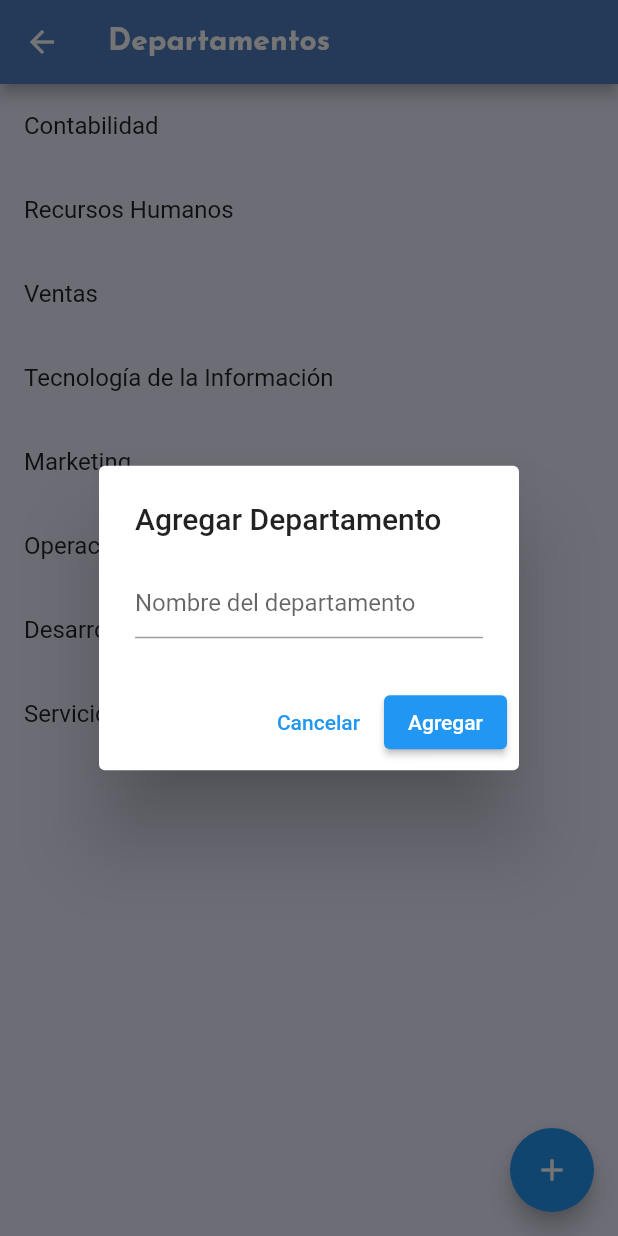
After one commit to Avilanthony/NetgoRRHH, a Flutter app: the DepartamentViewScreen screen opened directly, after a tap on the "add" icon, on a phone screen of 412 x 824 dp. The commit adds this screen. Run offline on Flutter 3.47's test engine with Material 2 defaults, Android fonts, the phone set to English and light mode, and no system bars; our stand-ins replace dotted_border, google_fonts, google_nav_bar, iconsax, image_cropper, image_picker and 1 more; missing offline and left inert: syncfusion_flutter_pdfviewer, ticket_widget.

Commit message:
actualización de algunas pantallas

```diff
--- a/lib/login.dart
+++ b/lib/login.dart
@@ -21,13 +21,13 @@ class LoginPage extends StatelessWidget {
 
         resizeToAvoidBottomInset: false, //PARA QUE CUANDO SE ABRA EL TECLADO NO EXISTA OVERFLOW
 
-        backgroundColor: Colors.white,
+        backgroundColor: const Color.fromARGB(255, 236, 237, 255),
 
         appBar: AppBar(
 
           elevation: 0,
           systemOverlayStyle: SystemUiOverlayStyle(statusBarBrightness: Brightness.light),
-          backgroundColor: Colors.white,
+          backgroundColor: const Color.fromARGB(255, 236, 237, 255),
 
           leading: IconButton(
             onPressed: () {
--- a/lib/main.dart
+++ b/lib/main.dart
@@ -18,7 +18,7 @@ class HomePage extends StatelessWidget {
   Widget build(BuildContext context) {
 
     return Scaffold(
-
+      backgroundColor: const Color.fromARGB(255, 236, 237, 255),
       body: SafeArea(
 
         child: Container(
--- a/lib/screens/constancia.dart
+++ b/lib/screens/constancia.dart
@@ -39,6 +39,7 @@ class _ConstanciaSolicitudScreenState extends State<ConstanciaPdfViewerScreen> {
           textAlign: TextAlign.center,
         ),
       ),
+      backgroundColor: const Color.fromARGB(255, 236, 237, 255),
       body: Padding(
         padding: const EdgeInsets.only(left: 15, right: 15, top: 30),
         child: Column(
--- /dev/null
+++ b/lib/screens/departamentos.dart
@@ -0,0 +1,93 @@
+import 'package:flutter/material.dart';
+import 'package:google_fonts/google_fonts.dart';
+
+class DepartamentViewScreen extends StatefulWidget {
+  const DepartamentViewScreen({Key? key}) : super(key: key);
+
+  @override
+  // ignore: library_private_types_in_public_api
+  _DepartamentViewScreen createState() => _DepartamentViewScreen();
+}
+
+class _DepartamentViewScreen extends State<DepartamentViewScreen> {
+  List<String> departments = [
+    'Contabilidad',
+    'Recursos Humanos',
+    'Ventas',
+    'Tecnología de la Información',
+    'Marketing',
+    'Operaciones',
+    'Desarrollo de Productos',
+    'Servicio al Cliente'
+  ];
+
+  @override
+  Widget build(BuildContext context) {
+    return Scaffold(
+      appBar: AppBar(
+        backgroundColor: const Color.fromARGB(255, 81, 124, 193),
+        title: Text.rich(
+          TextSpan(
+              text: 'Departamentos',
+              style: GoogleFonts.josefinSans(
+                  fontSize: 20, fontWeight: FontWeight.bold)),
+          textAlign: TextAlign.center,
+        ),
+      ),
+      backgroundColor: const Color.fromARGB(255, 236, 237, 255),
+      body: ListView.builder(
+        itemCount: departments.length,
+        itemBuilder: (BuildContext context, int index) {
+          return ListTile(
+            title: Text(departments[index]),
+            onTap: () {
+              // Aquí puedes agregar la lógica para manejar la selección del departamento
+            },
+          );
+        },
+      ),
+      floatingActionButton: FloatingActionButton(
+        onPressed: () {
+          _displayDialog(context);
+        },
+        child: const Icon(Icons.add),
+      ),
+    );
+  }
+
+  _displayDialog(BuildContext context) async {
+    String newDepartment = '';
+    return showDialog(
+        context: context,
+        builder: (BuildContext context) {
+          return AlertDialog(
+            title: const Text('Agregar Departamento'),
+            content: TextField(
+              onChanged: (value) {
+                newDepartment = value;
+              },
+              decoration: const InputDecoration(hintText: 'Nombre del departamento'),
+            ),
+            actions: <Widget>[
+          TextButton(
+            child: const Text('Cancelar'),
+            onPressed: () {
+              Navigator.of(context).pop();
+            },
+          ),
+          ElevatedButton(
+            child: const Text('Agregar'),
+            onPressed: () {
+              if (newDepartment.isNotEmpty) {
+                setState(() {
+                  departments.add(newDepartment);
+                });
+              }
+              Navigator.of(context).pop();
+            },
+          )
+        ],
+          );
+        });
+  }
+}
--- a/lib/screens/dni.dart
+++ b/lib/screens/dni.dart
@@ -102,6 +102,7 @@ class _ImagenDniPage extends State<ImagenDniPage> {
           ),
         ],
       ),
+      backgroundColor: const Color.fromARGB(255, 236, 237, 255),
       body: SafeArea(
         child: Padding(
           padding:
--- a/lib/screens/screens_1/gestion_usuarios.dart
+++ b/lib/screens/screens_1/gestion_usuarios.dart
@@ -45,6 +45,7 @@ class _GestionUsuariosPage extends State<GestionUsuariosPage> {
             icon: Icon(Icons.arrow_back_ios, size: 20, color: Colors.black),
           ),
         ),
+        backgroundColor: const Color.fromARGB(255, 236, 237, 255),
         body: SingleChildScrollView(
           child: Container(
             width: double.infinity,
--- a/lib/signup.dart
+++ b/lib/signup.dart
@@ -118,6 +118,7 @@ class _SingUpPageState extends State<SignupPage> {
             icon: Icon(Icons.arrow_back_ios, size: 20, color: Colors.black),
           ),
         ),
+
 
         body: SingleChildScrollView(
           child: Container(
--- a/lib/widgets/dashboard.dart
+++ b/lib/widgets/dashboard.dart
@@ -50,6 +50,7 @@ class _DashboardState extends State<Dashboard> {
           ),
         ],
       ),
+      backgroundColor: const Color.fromARGB(255, 236, 237, 255),
       body: PageView(
         controller: _pageController,
         onPageChanged: (index) {
--- a/lib/widgets/documentos.dart
+++ b/lib/widgets/documentos.dart
@@ -15,6 +15,7 @@ class Documentos extends StatelessWidget {
   @override
   Widget build(BuildContext context) {
     return Scaffold(
+      backgroundColor: const Color.fromARGB(255, 236, 237, 255),
       body: Padding(
         padding: const EdgeInsets.all(20),
         child: Column(
--- a/lib/widgets/perfil_usuario.dart
+++ b/lib/widgets/perfil_usuario.dart
@@ -13,6 +13,7 @@ class PerfilUsuario extends StatelessWidget {
     //var isDark = MediaQuery.of(context).platformBrightness == Brightness.dark;
 
     return Scaffold(
+      backgroundColor: const Color.fromARGB(255, 236, 237, 255),
       body: SingleChildScrollView(
         padding: const EdgeInsets.symmetric(vertical: 10, horizontal: 20),
         child: Column(
```
Also changed, not shown: lib/screens/ajustes.dart (+16 -5 lines), lib/screens/screens_1/notificacion_personal.dart (+64 -15 lines).
